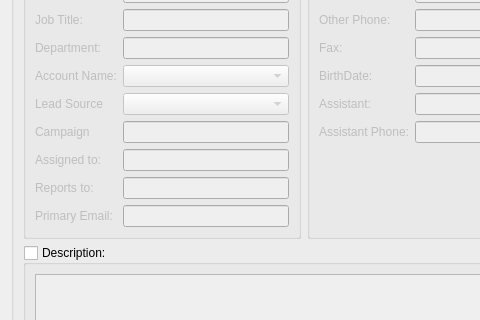
KDAB/FatCRM, file client/src/contactdetails.ui: the form before one commit; both pictures show x 0 to 480 and y 170 to 490 of the 891 by 683 pixel window.
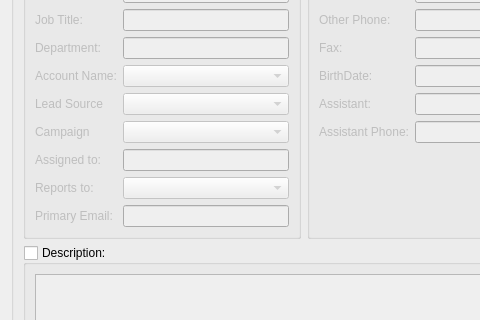
The form after the commit.

Commit message: campaign and reports are handled now also  added combo to select this data from our client

Patch:
```diff
--- a/client/src/contactdetails.ui
+++ b/client/src/contactdetails.ui
@@ -168,9 +168,6 @@
              </property>
             </widget>
            </item>
-           <item row="8" column="2">
-            <widget class="QLineEdit" name="campaign"/>
-           </item>
            <item row="9" column="0">
             <widget class="QLabel" name="label_9">
              <property name="text">
@@ -188,9 +185,6 @@
              </property>
             </widget>
            </item>
-           <item row="10" column="2">
-            <widget class="QLineEdit" name="reportsTo"/>
-           </item>
            <item row="11" column="0">
             <widget class="QLabel" name="label_25">
              <property name="text">
@@ -330,6 +324,12 @@
              </item>
             </widget>
            </item>
+           <item row="8" column="2">
+            <widget class="QComboBox" name="campaign"/>
+           </item>
+           <item row="10" column="2">
+            <widget class="QComboBox" name="reportsTo"/>
+           </item>
           </layout>
          </widget>
         </item>
```
The commit also changes 3 other files.
